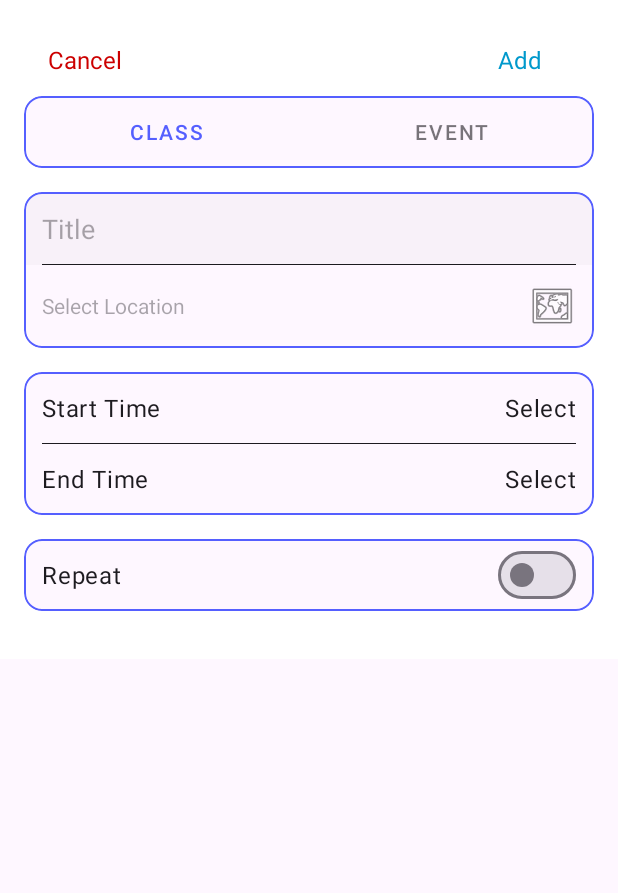
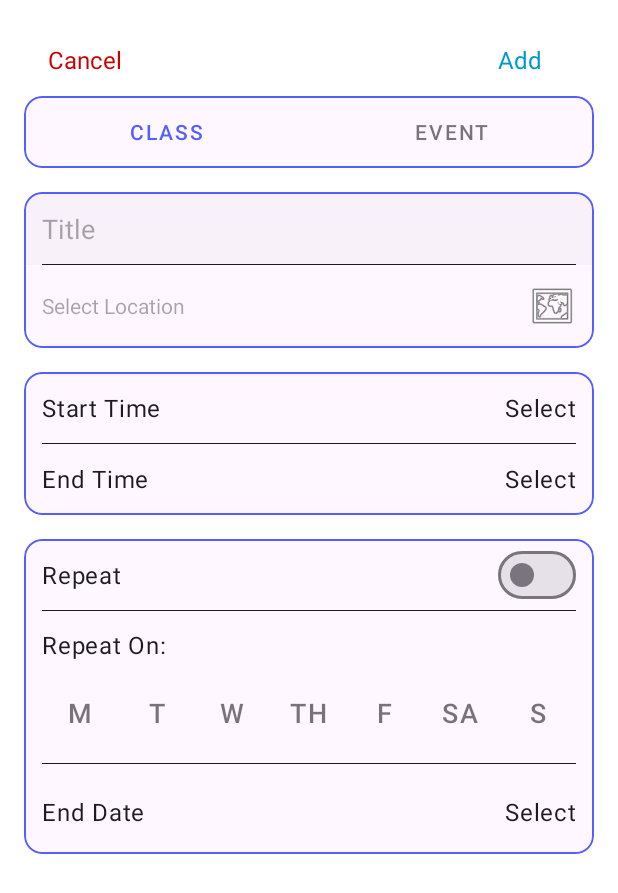
Before and after one commit to DevlinHamill/CS481, an Android app: the layout bottom_sheet_add_meeting.xml on its own in the app's theme, with its tools: preview values and no code run, on a phone screen of 412 x 824 dp. Shown: the top 893 px of the screen. Run offline under Robolectric (Android 15) with nearby library versions, the phone set to English and light mode, and no system bars.

Commit message:
upadated divider height

```diff
--- a/CatMap/app/src/main/res/layout/bottom_sheet_add_meeting.xml
+++ b/CatMap/app/src/main/res/layout/bottom_sheet_add_meeting.xml
@@ -255,7 +255,7 @@
                 android:layout_height="wrap_content"
                 android:orientation="vertical"
                 android:padding="12dp"
-                android:visibility="gone"
+
                 >
 
                 <!-- Days Selection -->
@@ -368,7 +368,7 @@
 
                 <View
                     android:layout_width="match_parent"
-                    android:layout_height="1dp"
+                    android:layout_height="0.4dp"
                     android:background="?attr/colorOnSurface"/>
 
                 <!-- End Date Selection -->
```
